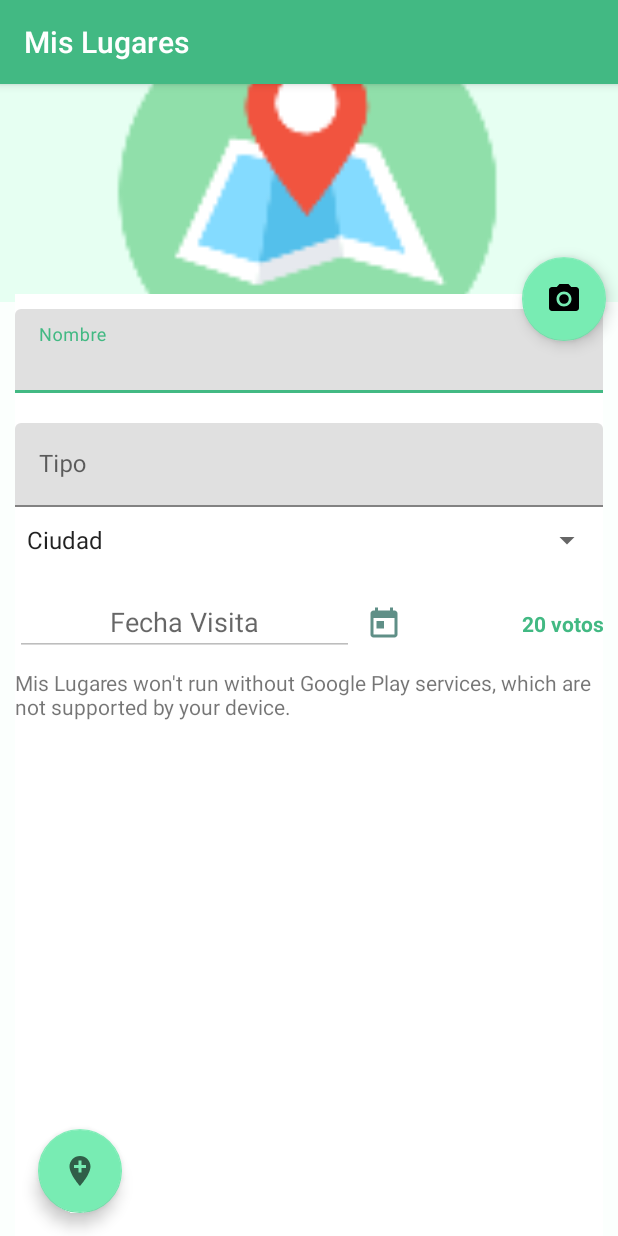
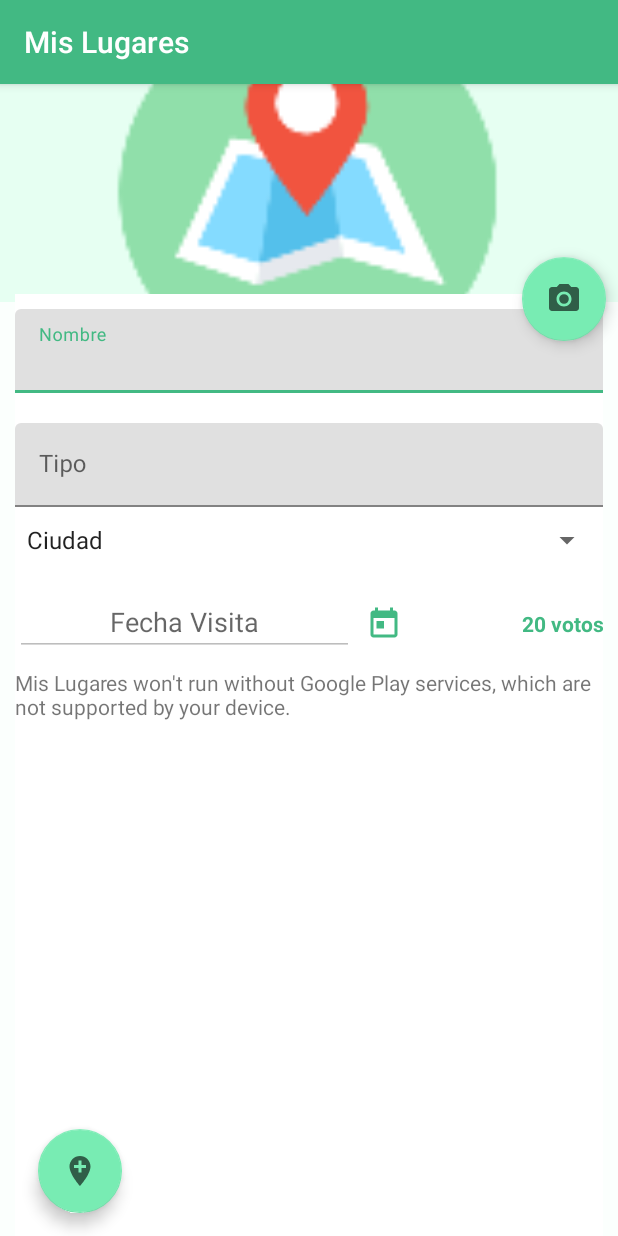
Before and after one commit to joseluisgs/MisLugares, an Android app: the fragment LugarDetalleFragment shown on its own in the app's theme, on a phone screen of 412 x 824 dp. Run offline under Robolectric (Android 15) with nearby library versions, the phone set to English and light mode, and no system bars.

Commit message:
Mejora iconos

```diff
--- /dev/null
+++ b/app/src/main/res/drawable/ic_camara.xml
@@ -0,0 +1,13 @@
+<vector xmlns:android="http://schemas.android.com/apk/res/android"
+    android:width="24dp"
+    android:height="24dp"
+    android:viewportWidth="24"
+    android:viewportHeight="24"
+    android:tint="?attr/colorControlNormal">
+  <path
+      android:fillColor="@android:color/white"
+      android:pathData="M12,12m-3.2,0a3.2,3.2 0,1 1,6.4 0a3.2,3.2 0,1 1,-6.4 0"/>
+  <path
+      android:fillColor="@android:color/white"
+      android:pathData="M9,2L7.17,4L4,4c-1.1,0 -2,0.9 -2,2v12c0,1.1 0.9,2 2,2h16c1.1,0 2,-0.9 2,-2L22,6c0,-1.1 -0.9,-2 -2,-2h-3.17L15,2L9,2zM12,17c-2.76,0 -5,-2.24 -5,-5s2.24,-5 5,-5 5,2.24 5,5 -2.24,5 -5,5z"/>
+</vector>
--- a/app/src/main/res/drawable/ic_fecha.xml
+++ b/app/src/main/res/drawable/ic_fecha.xml
@@ -1,6 +1,10 @@
-<vector xmlns:android="http://schemas.android.com/apk/res/android" android:alpha="0.63"
-        android:height="24dp" android:tint="?attr/colorControlNormal"
-        android:viewportHeight="24" android:viewportWidth="24" android:width="24dp">
-    <path android:fillColor="@android:color/white"
-          android:pathData="M19,3h-1L18,1h-2v2L8,3L8,1L6,1v2L5,3c-1.11,0 -1.99,0.9 -1.99,2L3,19c0,1.1 0.89,2 2,2h14c1.1,0 2,-0.9 2,-2L21,5c0,-1.1 -0.9,-2 -2,-2zM19,19L5,19L5,8h14v11zM7,10h5v5L7,15z"/>
+<vector xmlns:android="http://schemas.android.com/apk/res/android"
+    android:width="24dp"
+    android:height="24dp"
+    android:viewportWidth="24"
+    android:viewportHeight="24"
+    android:tint="?attr/colorControlNormal">
+  <path
+      android:fillColor="@android:color/white"
+      android:pathData="M19,3h-1L18,1h-2v2L8,3L8,1L6,1v2L5,3c-1.11,0 -1.99,0.9 -1.99,2L3,19c0,1.1 0.89,2 2,2h14c1.1,0 2,-0.9 2,-2L21,5c0,-1.1 -0.9,-2 -2,-2zM19,19L5,19L5,8h14v11zM7,10h5v5L7,15z"/>
 </vector>
--- a/app/src/main/res/layout/fragment_lugar_detalle.xml
+++ b/app/src/main/res/layout/fragment_lugar_detalle.xml
@@ -25,7 +25,7 @@
             android:layout_marginRight="8dp"
             android:backgroundTint="@color/colorAccent"
             android:clickable="true"
-            android:src="@drawable/ic_menu_camera"
+            android:src="@drawable/ic_camara"
             app:rippleColor="#FFFFFF"/>
 
     <RelativeLayout
@@ -101,7 +101,7 @@
                     android:textAlignment="viewEnd"
                     android:textAppearance="@style/TextAppearance.AppCompat.Body2"
                     app:icon="@drawable/ic_fecha" android:textColor="@color/colorPrimary"
-                    app:iconTint="@color/letter_color_splash"/>
+                    app:iconTint="@color/colorPrimary"/>
             <TextView
                     android:text="20 votos"
                     android:layout_width="wrap_content"
```
Also changed, not shown: app/src/main/res/drawable/ic_add.xml (indentation only).
